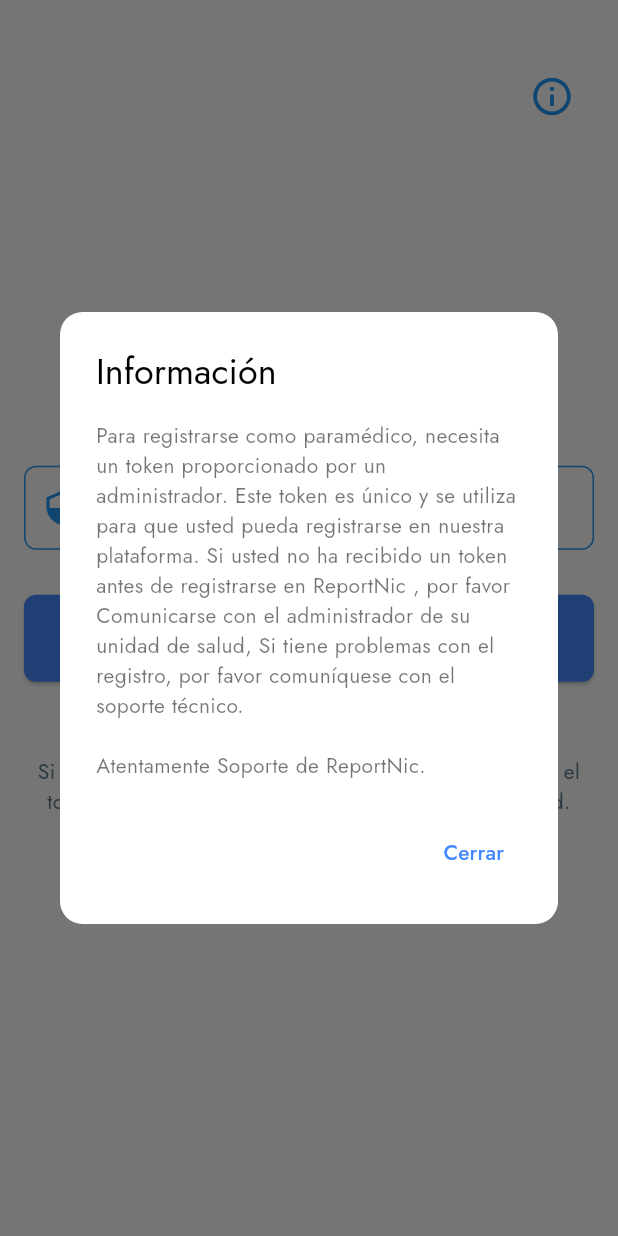
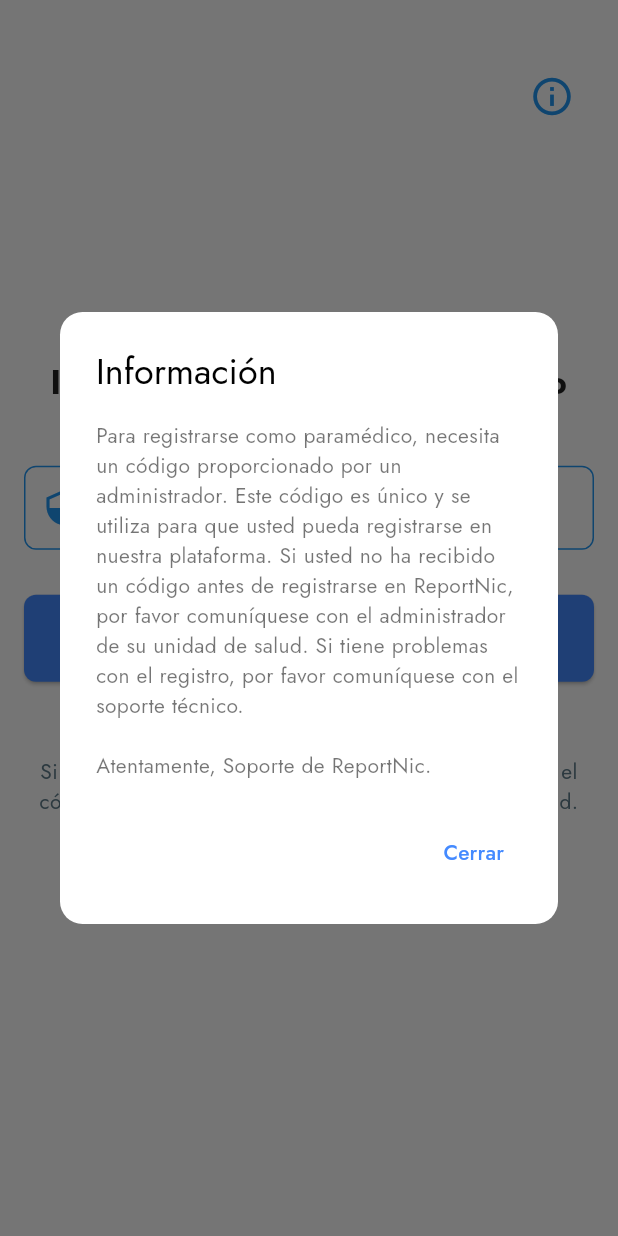
Before and after one commit to trabucko/ReportNic-Movil, a Flutter app: the TokenScreen screen opened by its route, after a tap on the "info outline" icon, on a phone screen of 412 x 824 dp. Run offline on Flutter 3.47's test engine with Material 3 defaults, Android fonts, the light colour scheme and no system bars; our stand-ins replace cloud_firestore, email_validator, firebase_auth, firebase_core, smooth_page_indicator; accounts and stored records are empty.

Commit message:
Se ha Implementado la logica del TokenScreen , codigos de 1 solo uso

```diff
--- a/lib/Screens/token_screen.dart
+++ b/lib/Screens/token_screen.dart
@@ -1,19 +1,89 @@
 import 'package:flutter/material.dart';
+import 'package:cloud_firestore/cloud_firestore.dart';
 
 class TokenScreen extends StatefulWidget {
   const TokenScreen({super.key});
 
   @override
-  State<TokenScreen> createState() => _TokenScreenState();
+  State<TokenScreen> createState() => _CodigoScreenState();
 }
 
-class _TokenScreenState extends State<TokenScreen> {
-  final TextEditingController _tokenController = TextEditingController();
+class _CodigoScreenState extends State<TokenScreen> {
+  final TextEditingController _codigoController = TextEditingController();
+  bool _isLoading = false; // Estado de carga
+  bool _isValid = true; // Estado de validez del código
+  bool _hasTried = false; // Indica si se ha intentado verificar el código
 
   @override
   void dispose() {
-    _tokenController.dispose(); // Liberar recursos cuando no sea necesario
+    _codigoController.dispose();
     super.dispose();
+  }
+
+  Future<void> _verificarCodigo(String codigo) async {
+    setState(() {
+      _isLoading = true; // Mostrar ícono de carga
+      _hasTried = true; // Indicar que se ha intentado verificar
+      _isValid = true; // Reiniciar estado de validez
+    });
+
+    try {
+      final codigoRef = FirebaseFirestore.instance.collection('codigos');
+      QuerySnapshot result = await codigoRef.where('codigo', isEqualTo: codigo).limit(1).get();
+
+      if (!mounted) return;
+
+      if (result.docs.isNotEmpty) {
+        DocumentSnapshot doc = result.docs.first;
+        bool isValido = doc['valido'] ?? false;
+
+        if (isValido) {
+          await doc.reference.update({
+            'valido': false
+          });
+
+          if (mounted) {
+            ScaffoldMessenger.of(context).showSnackBar(
+              const SnackBar(content: Text('Código válido, registrándose...')),
+            );
+            Navigator.pushNamed(context, '/login'); // Asegúrate de que la ruta esté definida
+          }
+        } else {
+          setState(() {
+            _isValid = false; // Código ya usado
+          });
+          if (mounted) {
+            ScaffoldMessenger.of(context).showSnackBar(
+              const SnackBar(content: Text('Este código ya fue usado.')),
+            );
+          }
+        }
+      } else {
+        setState(() {
+          _isValid = false; // Código inválido
+        });
+        if (mounted) {
+          ScaffoldMessenger.of(context).showSnackBar(
+            const SnackBar(content: Text('Código inválido, por favor intente de nuevo')),
+          );
+        }
+      }
+    } catch (e) {
+      setState(() {
+        _isValid = false; // Error al verificar
+      });
+      if (mounted) {
+        ScaffoldMessenger.of(context).showSnackBar(
+          SnackBar(content: Text('Error verificando el código: $e')),
+        );
+      }
+    } finally {
+      if (mounted) {
+        setState(() {
+          _isLoading = false; // Ocultar ícono de carga
+        });
+      }
+    }
   }
 
   @override
@@ -29,7 +99,7 @@
               crossAxisAlignment: CrossAxisAlignment.stretch,
               children: <Widget>[
                 const Text(
-                  'Ingrese el token proporcionado',
+                  'Ingrese el código proporcionado',
                   style: TextStyle(
                     fontSize: 22,
                     fontWeight: FontWeight.bold,
@@ -38,17 +108,25 @@
                   textAlign: TextAlign.center,
                 ),
                 const SizedBox(height: 40),
+                Stack(
+                  alignment: Alignment.centerRight,
+                  children: [
                     TextField(
-                  controller: _tokenController,
+                      controller: _codigoController,
                       decoration: InputDecoration(
-                    labelText: 'Token',
+                        labelText: 'Código',
                         labelStyle: const TextStyle(color: Colors.blue),
                         enabledBorder: OutlineInputBorder(
-                      borderSide: const BorderSide(color: Colors.blue),
+                          borderSide: BorderSide(
+                            color: _hasTried ? (_isValid ? Colors.green : Colors.red) : Colors.blue,
+                          ),
                           borderRadius: BorderRadius.circular(8.0),
                         ),
                         focusedBorder: OutlineInputBorder(
-                      borderSide: const BorderSide(color: Colors.blue, width: 2.0),
+                          borderSide: BorderSide(
+                            color: _hasTried ? (_isValid ? Colors.green : Colors.red) : Colors.blue,
+                            width: 2.0,
+                          ),
                           borderRadius: BorderRadius.circular(8.0),
                         ),
                         prefixIcon: const Icon(
@@ -58,18 +136,50 @@
                       ),
                       cursorColor: Colors.blue,
                       keyboardType: TextInputType.text,
+                      onChanged: (value) {
+                        // Reiniciar el estado si el usuario está escribiendo
+                        setState(() {
+                          _isValid = true;
+                          _hasTried = false;
+                        });
+                      },
+                    ),
+                    if (_isLoading)
+                      const Padding(
+                        padding: EdgeInsets.only(right: 8.0),
+                        child: SizedBox(
+                          width: 24,
+                          height: 24,
+                          child: CircularProgressIndicator(),
+                        ),
+                      ),
+                    if (!_isLoading && !_isValid && _hasTried)
+                      const Padding(
+                        padding: EdgeInsets.only(right: 8.0),
+                        child: Icon(
+                          Icons.cancel,
+                          color: Colors.red,
+                        ),
+                      ),
+                    if (!_isLoading && _isValid && _hasTried)
+                      const Padding(
+                        padding: EdgeInsets.only(right: 8.0),
+                        child: Icon(
+                          Icons.check,
+                          color: Colors.green,
+                        ),
+                      ),
+                  ],
                 ),
                 const SizedBox(height: 30),
                 ElevatedButton(
                   onPressed: () {
-                    String token = _tokenController.text.trim();
-                    if (token.isNotEmpty) {
-                      ScaffoldMessenger.of(context).showSnackBar(
-                        const SnackBar(content: Text('Token ingresado correctamente')),
-                      );
+                    String codigo = _codigoController.text.trim();
+                    if (codigo.isNotEmpty) {
+                      _verificarCodigo(codigo);
                     } else {
                       ScaffoldMessenger.of(context).showSnackBar(
-                        const SnackBar(content: Text('Por favor ingrese un token válido')),
+                        const SnackBar(content: Text('Por favor ingrese un código válido')),
                       );
                     }
                   },
@@ -81,13 +191,13 @@
                     padding: const EdgeInsets.symmetric(vertical: 16),
                   ),
                   child: const Text(
-                    'Verificar Token',
+                    'Verificar Código',
                     style: TextStyle(fontSize: 18, color: Colors.white),
                   ),
                 ),
                 const SizedBox(height: 50),
                 const Text(
-                  'Si desea Registrarse como paramédico, deberá ingresar el token dado por un administrador de su unidad de salud.',
+                  'Si desea registrarse como paramédico, deberá ingresar el código dado por un administrador de su unidad de salud.',
                   style: TextStyle(
                     fontSize: 14,
                     color: Colors.blueGrey,
@@ -96,7 +206,7 @@
                 ),
                 const SizedBox(height: 20),
                 Image.asset(
-                  'assets/img/logo_blackout.png', // Revisa que esta ruta sea válida
+                  'assets/img/logo_blackout.png',
                   width: 30,
                   height: 20,
                   errorBuilder: (context, error, stackTrace) {
@@ -129,11 +239,11 @@
                         style: TextStyle(color: Colors.black),
                       ),
                       content: const Text(
-                        'Para registrarse como paramédico, necesita un token proporcionado por un administrador. '
-                        'Este token es único y se utiliza para que usted pueda registrarse en nuestra plataforma. Si usted '
-                        'no ha recibido un token antes de registrarse en ReportNic , por favor Comunicarse con el administrador'
-                        ' de su unidad de salud, Si tiene problemas con el registro, por favor comuníquese con el soporte técnico.'
-                        '\n\nAtentamente Soporte de ReportNic.',
+                        'Para registrarse como paramédico, necesita un código proporcionado por un administrador. '
+                        'Este código es único y se utiliza para que usted pueda registrarse en nuestra plataforma. Si usted '
+                        'no ha recibido un código antes de registrarse en ReportNic, por favor comuníquese con el administrador '
+                        'de su unidad de salud. Si tiene problemas con el registro, por favor comuníquese con el soporte técnico.'
+                        '\n\nAtentamente, Soporte de ReportNic.',
                         style: TextStyle(color: Colors.black54),
                       ),
                       actions: <Widget>[
```
Lines whose indentation alone changed are shown as unchanged.
